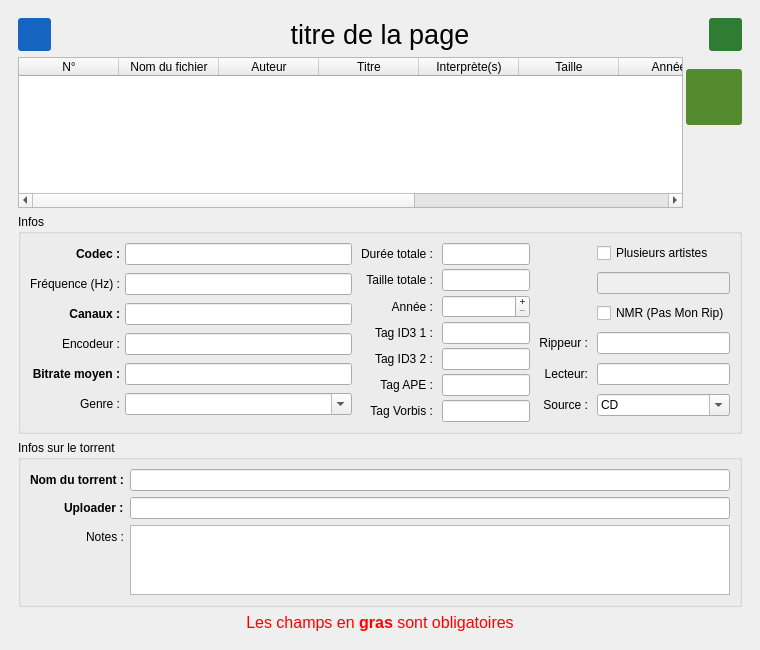
Old version of the form tnb_gui.ui in the repository zdimension/t411nfobuilder.
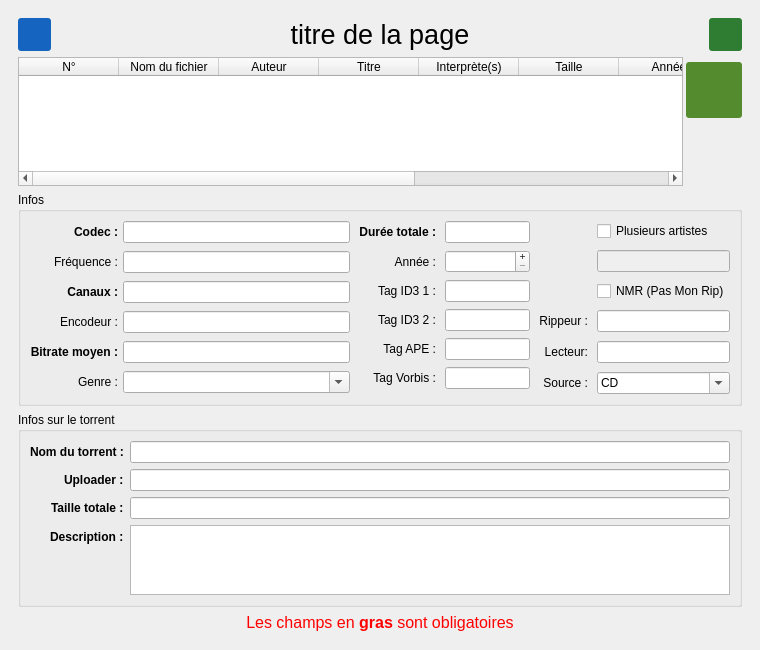
New version of the form. The open tabs and pages were chosen to show the change. Icons and pictures are not drawn.

```diff
--- a/tnb_gui.ui
+++ b/tnb_gui.ui
@@ -46,7 +46,7 @@
        </sizepolicy>
       </property>
       <property name="currentIndex">
-       <number>1</number>
+       <number>0</number>
       </property>
       <widget class="QWidget" name="pageHome">
        <property name="sizePolicy">
@@ -207,8 +207,8 @@
              <string>eBook</string>
             </property>
             <property name="icon">
-             <iconset>
-              <normaloff>image/book.png</normaloff>image/book.png</iconset>
+             <iconset resource="images.qrc">
+              <normaloff>:/image/book.png</normaloff>:/image/book.png</iconset>
             </property>
             <property name="iconSize">
              <size>
@@ -407,7 +407,7 @@
         <item>
          <widget class="QStackedWidget" name="pages">
           <property name="currentIndex">
-           <number>1</number>
+           <number>0</number>
           </property>
           <widget class="QWidget" name="pageAudio">
            <layout class="QVBoxLayout" name="verticalLayout">
@@ -691,7 +691,7 @@
                    <item row="1" column="0">
                     <widget class="QLabel" name="label_8">
                      <property name="text">
-                      <string>Fréquence (Hz) :</string>
+                      <string>Fréquence :</string>
                      </property>
                      <property name="alignment">
                       <set>Qt::AlignRight|Qt::AlignTrailing|Qt::AlignVCenter</set>
@@ -718,7 +718,11 @@
                     </widget>
                    </item>
                    <item row="2" column="1">
-                    <widget class="QLineEdit" name="audio_channel"/>
+                    <widget class="QLineEdit" name="audio_channel">
+                     <property name="readOnly">
+                      <bool>true</bool>
+                     </property>
+                    </widget>
                    </item>
                    <item row="3" column="0">
                     <widget class="QLabel" name="label_10">
@@ -770,7 +774,7 @@
                     </widget>
                    </item>
                    <item row="5" column="1">
-                    <widget class="QComboBox" name="comboBox">
+                    <widget class="QComboBox" name="audio_genre">
                      <property name="editable">
                       <bool>true</bool>
                      </property>
@@ -3970,10 +3974,16 @@
                     <set>Qt::AlignRight|Qt::AlignTrailing|Qt::AlignVCenter</set>
                    </property>
                    <property name="verticalSpacing">
-                    <number>4</number>
+                    <number>7</number>
                    </property>
                    <item row="0" column="0">
                     <widget class="QLabel" name="label_6">
+                     <property name="font">
+                      <font>
+                       <weight>75</weight>
+                       <bold>true</bold>
+                      </font>
+                     </property>
                      <property name="text">
                       <string>Durée totale :</string>
                      </property>
@@ -3982,29 +3992,14 @@
                      </property>
                     </widget>
                    </item>
-                   <item row="3" column="1">
-                    <widget class="QLineEdit" name="audio_id3tag_1"/>
-                   </item>
-                   <item row="4" column="1">
-                    <widget class="QLineEdit" name="audio_id3tag_2"/>
-                   </item>
-                   <item row="5" column="1">
-                    <widget class="QLineEdit" name="audio_apeTag"/>
-                   </item>
-                   <item row="6" column="1">
-                    <widget class="QLineEdit" name="audio_vorbisTag"/>
-                   </item>
-                   <item row="1" column="0">
-                    <widget class="QLabel" name="label_14">
-                     <property name="text">
-                      <string>Taille totale :</string>
-                     </property>
-                     <property name="alignment">
-                      <set>Qt::AlignRight|Qt::AlignTrailing|Qt::AlignVCenter</set>
+                   <item row="0" column="1">
+                    <widget class="QLineEdit" name="audio_totalTime">
+                     <property name="readOnly">
+                      <bool>true</bool>
                      </property>
                     </widget>
                    </item>
-                   <item row="2" column="0">
+                   <item row="1" column="0">
                     <widget class="QLabel" name="label_15">
                      <property name="text">
                       <string>Année :</string>
@@ -4014,47 +4009,7 @@
                      </property>
                     </widget>
                    </item>
-                   <item row="3" column="0">
-                    <widget class="QLabel" name="label_16">
-                     <property name="text">
-                      <string>Tag ID3 1 :</string>
-                     </property>
-                     <property name="alignment">
-                      <set>Qt::AlignRight|Qt::AlignTrailing|Qt::AlignVCenter</set>
-                     </property>
-                    </widget>
-                   </item>
-                   <item row="4" column="0">
-                    <widget class="QLabel" name="label_17">
-                     <property name="text">
-                      <string>Tag ID3 2 :</string>
-                     </property>
-                     <property name="alignment">
-                      <set>Qt::AlignRight|Qt::AlignTrailing|Qt::AlignVCenter</set>
-                     </property>
-                    </widget>
-                   </item>
-                   <item row="5" column="0">
-                    <widget class="QLabel" name="label_18">
-                     <property name="text">
-                      <string>Tag APE :</string>
-                     </property>
-                     <property name="alignment">
-                      <set>Qt::AlignRight|Qt::AlignTrailing|Qt::AlignVCenter</set>
-                     </property>
-                    </widget>
-                   </item>
-                   <item row="6" column="0">
-                    <widget class="QLabel" name="label_19">
-                     <property name="text">
-                      <string>Tag Vorbis :</string>
-                     </property>
-                     <property name="alignment">
-                      <set>Qt::AlignRight|Qt::AlignTrailing|Qt::AlignVCenter</set>
-                     </property>
-                    </widget>
-                   </item>
-                   <item row="2" column="1">
+                   <item row="1" column="1">
                     <widget class="QSpinBox" name="audio_year">
                      <property name="frame">
                       <bool>true</bool>
@@ -4085,20 +4040,58 @@
                      </property>
                     </widget>
                    </item>
-                   <item row="0" column="1">
-                    <widget class="QLineEdit" name="audio_totalTime">
-                     <property name="readOnly">
-                      <bool>true</bool>
+                   <item row="2" column="0">
+                    <widget class="QLabel" name="label_16">
+                     <property name="text">
+                      <string>Tag ID3 1 :</string>
                      </property>
+                     <property name="alignment">
+                      <set>Qt::AlignRight|Qt::AlignTrailing|Qt::AlignVCenter</set>
+                     </property>
                     </widget>
                    </item>
-                   <item row="1" column="1">
-                    <widget class="QLineEdit" name="audio_totalSize">
-                     <property name="readOnly">
-                      <bool>true</bool>
+                   <item row="2" column="1">
+                    <widget class="QLineEdit" name="audio_id3tag_1"/>
+                   </item>
+                   <item row="3" column="0">
+                    <widget class="QLabel" name="label_17">
+                     <property name="text">
+                      <string>Tag ID3 2 :</string>
                      </property>
+                     <property name="alignment">
+                      <set>Qt::AlignRight|Qt::AlignTrailing|Qt::AlignVCenter</set>
+                     </property>
                     </widget>
                    </item>
+                   <item row="3" column="1">
+                    <widget class="QLineEdit" name="audio_id3tag_2"/>
+                   </item>
+                   <item row="4" column="0">
+                    <widget class="QLabel" name="label_18">
+                     <property name="text">
+                      <string>Tag APE :</string>
+                     </property>
+                     <property name="alignment">
+                      <set>Qt::AlignRight|Qt::AlignTrailing|Qt::AlignVCenter</set>
+                     </property>
+                    </widget>
+                   </item>
+                   <item row="4" column="1">
+                    <widget class="QLineEdit" name="audio_apeTag"/>
+                   </item>
+                   <item row="5" column="0">
+                    <widget class="QLabel" name="label_19">
+                     <property name="text">
+                      <string>Tag Vorbis :</string>
+                     </property>
+                     <property name="alignment">
+                      <set>Qt::AlignRight|Qt::AlignTrailing|Qt::AlignVCenter</set>
+                     </property>
+                    </widget>
+                   </item>
+                   <item row="5" column="1">
+                    <widget class="QLineEdit" name="audio_vorbisTag"/>
+                   </item>
                   </layout>
                  </item>
                  <item>
@@ -4472,12 +4465,9 @@
                   </widget>
                  </item>
                  <item row="3" column="1">
-                  <widget class="QSpinBox" name="ebook_pages">
-                   <property name="specialValueText">
-                    <string> </string>
-                   </property>
-                   <property name="maximum">
-                    <number>99999</number>
+                  <widget class="QLineEdit" name="ebook_pages">
+                   <property name="readOnly">
+                    <bool>true</bool>
                    </property>
                   </widget>
                  </item>
@@ -4564,20 +4554,6 @@
                   </widget>
                  </item>
                  <item row="10" column="0">
-                  <widget class="QLabel" name="label_36">
-                   <property name="text">
-                    <string>Taille :</string>
-                   </property>
-                  </widget>
-                 </item>
-                 <item row="10" column="1">
-                  <widget class="QLineEdit" name="ebook_taille">
-                   <property name="readOnly">
-                    <bool>true</bool>
-                   </property>
-                  </widget>
-                 </item>
-                 <item row="11" column="0">
                   <widget class="QLabel" name="lblDim">
                    <property name="font">
                     <font>
@@ -4590,7 +4566,7 @@
                    </property>
                   </widget>
                  </item>
-                 <item row="11" column="1">
+                 <item row="10" column="1">
                   <widget class="QLineEdit" name="ebook_dimensions"/>
                  </item>
                 </layout>
@@ -5220,8 +5196,8 @@
                   <widget class="QLabel" name="label_44">
                    <property name="font">
                     <font>
-                     <weight>50</weight>
-                     <bold>false</bold>
+                     <weight>75</weight>
+                     <bold>true</bold>
                     </font>
                    </property>
                    <property name="text">
@@ -5240,23 +5216,6 @@
                   </widget>
                  </item>
                  <item row="1" column="0">
-                  <widget class="QLabel" name="label_45">
-                   <property name="text">
-                    <string>Taille totale :</string>
-                   </property>
-                   <property name="alignment">
-                    <set>Qt::AlignRight|Qt::AlignTrailing|Qt::AlignVCenter</set>
-                   </property>
-                  </widget>
-                 </item>
-                 <item row="1" column="1">
-                  <widget class="QLineEdit" name="film_totalSize">
-                   <property name="readOnly">
-                    <bool>true</bool>
-                   </property>
-                  </widget>
-                 </item>
-                 <item row="2" column="0">
                   <widget class="QLabel" name="label_43">
                    <property name="font">
                     <font>
@@ -5269,7 +5228,7 @@
                    </property>
                   </widget>
                  </item>
-                 <item row="2" column="1">
+                 <item row="1" column="1">
                   <widget class="QComboBox" name="film_format">
                    <property name="currentText">
                     <string/>
@@ -5483,27 +5442,13 @@
                   </widget>
                  </item>
                  <item row="3" column="0">
-                  <widget class="QLabel" name="label_52">
-                   <property name="text">
-                    <string>Taille :</string>
-                   </property>
-                  </widget>
-                 </item>
-                 <item row="3" column="1">
-                  <widget class="QLineEdit" name="app_taille">
-                   <property name="readOnly">
-                    <bool>true</bool>
-                   </property>
-                  </widget>
-                 </item>
-                 <item row="4" column="0">
                   <widget class="QLabel" name="label_46">
                    <property name="text">
                     <string>Genre :</string>
                    </property>
                   </widget>
                  </item>
-                 <item row="4" column="1">
+                 <item row="3" column="1">
                   <widget class="QLineEdit" name="app_genre"/>
                  </item>
                 </layout>
@@ -5511,7 +5456,7 @@
                <item>
                 <widget class="QStackedWidget" name="app_swCon">
                  <property name="currentIndex">
-                  <number>1</number>
+                  <number>0</number>
                  </property>
                  <widget class="QWidget" name="pagePC">
                   <layout class="QHBoxLayout" name="horizontalLayout_6">
@@ -5550,7 +5495,14 @@
                       </widget>
                      </item>
                      <item row="0" column="1">
-                      <widget class="QPlainTextEdit" name="app_confMin"/>
+                      <widget class="QPlainTextEdit" name="app_confMin">
+                       <property name="font">
+                        <font>
+                         <family>Consolas</family>
+                         <pointsize>10</pointsize>
+                        </font>
+                       </property>
+                      </widget>
                      </item>
                      <item row="1" column="0">
                       <widget class="QLabel" name="label_41">
@@ -5566,7 +5518,14 @@
                       </widget>
                      </item>
                      <item row="1" column="1">
-                      <widget class="QPlainTextEdit" name="app_install"/>
+                      <widget class="QPlainTextEdit" name="app_install">
+                       <property name="font">
+                        <font>
+                         <family>Consolas</family>
+                         <pointsize>10</pointsize>
+                        </font>
+                       </property>
+                      </widget>
                      </item>
                     </layout>
                    </item>
@@ -5720,15 +5679,21 @@
              <item row="0" column="1">
               <widget class="QLineEdit" name="txt_relName"/>
              </item>
-             <item row="2" column="0">
+             <item row="3" column="0">
               <widget class="QLabel" name="label_22">
+               <property name="font">
+                <font>
+                 <weight>75</weight>
+                 <bold>true</bold>
+                </font>
+               </property>
                <property name="text">
-                <string>Notes :</string>
+                <string>Description :</string>
                </property>
               </widget>
              </item>
-             <item row="2" column="1">
-              <widget class="QTextEdit" name="txt_relNotes">
+             <item row="3" column="1">
+              <widget class="QPlainTextEdit" name="txt_relNotes">
                <property name="sizePolicy">
                 <sizepolicy hsizetype="Expanding" vsizetype="Maximum">
                  <horstretch>0</horstretch>
@@ -5740,6 +5705,32 @@
                  <width>16777215</width>
                  <height>100</height>
                 </size>
+               </property>
+               <property name="font">
+                <font>
+                 <family>Consolas</family>
+                 <pointsize>10</pointsize>
+                </font>
+               </property>
+              </widget>
+             </item>
+             <item row="2" column="1">
+              <widget class="QLineEdit" name="txt_totalSize">
+               <property name="readOnly">
+                <bool>true</bool>
+               </property>
+              </widget>
+             </item>
+             <item row="2" column="0">
+              <widget class="QLabel" name="label_14">
+               <property name="font">
+                <font>
+                 <weight>75</weight>
+                 <bold>true</bold>
+                </font>
+               </property>
+               <property name="text">
+                <string>Taille totale :</string>
                </property>
               </widget>
              </item>
```
